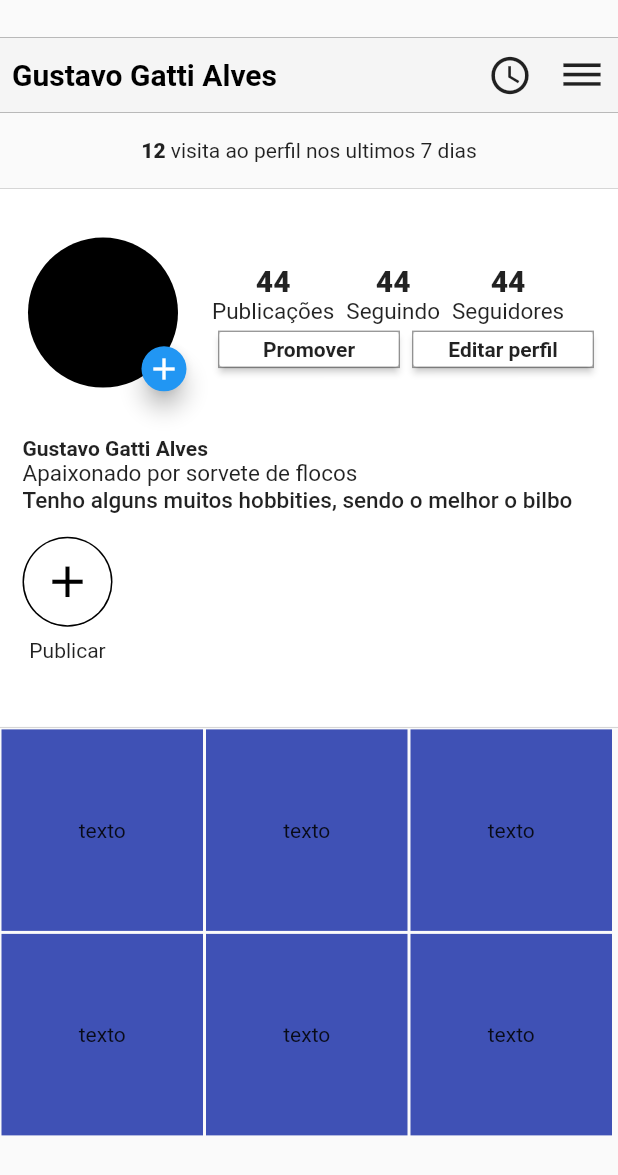
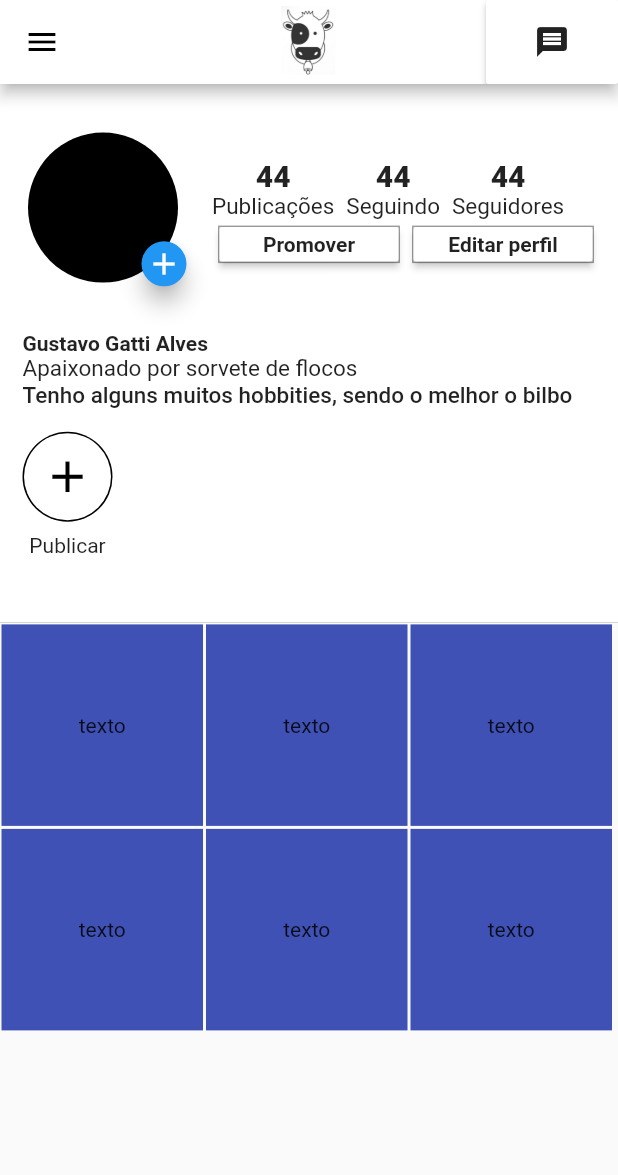
Before and after one commit to renan-almeidaa/projeto_muh_compmov, a Flutter app: the DefaultScaffold screen opened directly, in the side drawer, after a tap on "Perfil", on a phone screen of 412 x 824 dp. Shown: the top 1175 px of the screen. Run offline on Flutter 3.47's test engine with Material 2 defaults, Android fonts, the phone set to English and light mode, and no system bars; our stand-ins replace cloud_firestore, firebase_auth, firebase_storage, getwidget, image_picker, mask_text_input_formatter; missing offline and left inert: masked_text; accounts and stored records are empty; network calls fail.

Commit message:
Mudanças no drawer e na tela de perfil

```diff
--- a/lib/screens/Destaque.dart
+++ b/lib/screens/Destaque.dart
@@ -1,5 +1,6 @@
 import 'package:flutter/cupertino.dart';
 import 'package:flutter/material.dart';
+import 'package:projeto_muh_compmov/screens/Pub.dart';
 
 class Destaque extends StatelessWidget {
   @override
@@ -10,14 +11,15 @@ class Destaque extends StatelessWidget {
         child: ListView(
           scrollDirection: Axis.horizontal,
           children: [
-            Column(
+            GestureDetector(
+              child: Column(
                 children: [
                   CircleAvatar(radius: 30,
-
                     child: CircleAvatar(
                       radius: 29,
                       backgroundColor: Colors.white,
                       child: Icon(Icons.add, size: 35, color: Colors.black),
+
                     ),
                     backgroundColor: Colors.black,),
                   Padding(
@@ -33,9 +35,15 @@ class Destaque extends StatelessWidget {
                         ),
                       ),
                     ),
-                )
+                  ),
                 ],
-            )
+              ),
+              onTap: (){
+                Navigator.of(context).push(
+                    MaterialPageRoute(builder: (context) => Pub())
+                );
+              },
+            ),
           ],
         ),
       ),
--- a/lib/screens/Perfil.dart
+++ b/lib/screens/Perfil.dart
@@ -1,5 +1,6 @@
 import 'package:flutter/cupertino.dart';
 import 'package:flutter/material.dart';
+import 'package:projeto_muh_compmov/drawer/Drawer.dart';
 import 'package:projeto_muh_compmov/feed/feed.dart';
 import 'package:projeto_muh_compmov/screens/Feed.dart';
 
@@ -10,78 +11,38 @@ class Perfil extends StatelessWidget {
   @override
   Widget build(BuildContext context) {
     return Scaffold(
+      appBar: AppBar(
+        centerTitle: true,
+        backgroundColor: Colors.white,
+        iconTheme: new IconThemeData(color: Colors.black),
+        //  leading: Image.asset("imagens/cow.png"),
+        title: Image.asset(
+          "assets/vakinha.png",
+          alignment: Alignment.center,
+          scale: 3.5,
+        ),
+        actions: [
+          RaisedButton(
+            // color: Colors.white,
+            //padding: EdgeInsets.only(0.2),
+            child: Icon(Icons.message),
+            color: Colors.white,
+            onPressed: () {
+              // vai para as mensagens...
+            },
+          ),
+        ],
+      ),
 
       body: ListView(
         children: [
           Column(
             children: [
               SizedBox(
-                height: 25,
+                height: 0,
               ),
+
               Container(
-                height: 50,
-                width: MediaQuery.of(context).size.width,
-                decoration: BoxDecoration(
-                    color: Colors.grey[100],
-                    boxShadow: [
-                      BoxShadow(
-                          color: Colors.black
-                      ),
-                    ]
-                ),
-                child: Row(
-                  mainAxisAlignment: MainAxisAlignment.spaceBetween,
-                  children: [
-                    Padding(
-                      padding: EdgeInsets.all(8),
-                      child: Text(
-                        "Gustavo Gatti Alves",
-                        style: TextStyle(
-                            color: Colors.black,
-                            fontSize: 20,
-                            fontWeight: FontWeight.bold
-                        ),
-                      ), //Aqui muda o nome da pessoa
-                    ),
-                    Row(
-                      children: [
-                        IconButton(
-                          icon: Icon(Icons.access_time),
-                          onPressed: (){},
-                          iconSize: 30,
-                        ),
-                        IconButton(
-                          icon: Icon(Icons.dehaze),
-                          onPressed: (){},
-                          iconSize: 30,
-                        ),
-                      ],
-                    )
-                  ],
-                ),
-              ),
-              Container(
-                height: 50,
-                child: Row(
-                  mainAxisAlignment: MainAxisAlignment.center,
-                  children: [
-                    Text(
-                      "12",
-                      style: TextStyle(
-                        fontWeight: FontWeight.w900,
-                      ),
-                    ),
-                    Text(
-                        " visita ao perfil nos ultimos 7 dias"
-                    ),
-                  ],
-                ),
-              ),
-              Divider(
-                height: 1,
-                thickness: 0.1,
-                color: Colors.black,
-              ), Container(
                 height: MediaQuery.of(context).size.height/2.3,
                 color: Colors.white,
                 child: Column(
@@ -294,6 +255,7 @@ class Perfil extends StatelessWidget {
           ),
         ],
       ),
+      drawer: CustomDrawer(),
       );
     }
   }
--- a/lib/screens/Pub.dart
+++ b/lib/screens/Pub.dart
@@ -6,8 +6,6 @@ import 'package:projeto_muh_compmov/screens/item_registration_screen.dart';
 import 'package:scoped_model/scoped_model.dart';
 
 class Pub  extends StatefulWidget {
-
-
 
   @override
   _Pub createState() => _Pub();
--- a/lib/screens/TelaPrincipalEntrada.dart
+++ b/lib/screens/TelaPrincipalEntrada.dart
@@ -47,7 +47,7 @@ class _TelaPrincipalState extends State<TelaPrincipal> {
         ],
       ),
 
-      drawer: CustomDrawer(this.name),
+      drawer: CustomDrawer(),
     );
   }
 }
--- a/lib/screens/cadastro_fazenda_screen.dart
+++ b/lib/screens/cadastro_fazenda_screen.dart
@@ -47,7 +47,7 @@ class CadastroFzd extends StatelessWidget {
         ],
       ),
       body: CustomForm(_nome),
-      drawer: CustomDrawer(this._nome),
+      drawer: CustomDrawer(),
     );
   }
 }
--- a/lib/screens/conversas.dart
+++ b/lib/screens/conversas.dart
@@ -15,7 +15,7 @@ class Conversas extends StatelessWidget {
         title: Text("Conversas"),
       ),
       body: CustomForm(_nome),
-      drawer: CustomDrawer(this._nome),
+      drawer: CustomDrawer(),
     );
   }
 }
--- a/lib/screens/fazendas_screen.dart
+++ b/lib/screens/fazendas_screen.dart
@@ -281,7 +281,7 @@ class _FazendasScreen extends State<FazendasScreen> {
             );
           }
       ),
-      drawer: CustomDrawer(this.name),
+      drawer: CustomDrawer(),
     );
 
   }
--- a/lib/screens/help_screen.dart
+++ b/lib/screens/help_screen.dart
@@ -37,7 +37,7 @@ class HelpScreen extends StatelessWidget {
         ],
       ),
       body: CustomForm(_nome),
-      drawer: CustomDrawer(this._nome),
+      drawer: CustomDrawer(),
     );
   }
 }
--- a/lib/screens/item_registration_screen.dart
+++ b/lib/screens/item_registration_screen.dart
@@ -56,7 +56,7 @@ class ItemRegister extends StatelessWidget {
         ],
       ),
       body: CustomForm(this._farmId, this._productId, this._nomes),
-      drawer: CustomDrawer(this._nomes),
+      drawer: CustomDrawer(),
     );
   }
 }
--- a/lib/utils/default_scaffold.dart
+++ b/lib/utils/default_scaffold.dart
@@ -55,7 +55,7 @@ class DefaultScaffold extends StatelessWidget {
           }
         }
       ),
-      drawer: CustomDrawer(this._nomes),
+      drawer: CustomDrawer(),
       floatingActionButton: this._button,
     );
   }
```
Also changed, not shown: lib/drawer/Drawer.dart (+6 -6 lines), lib/drawer/icon_section.dart (+5 -5 lines). Lines whose indentation alone changed are shown as unchanged.
